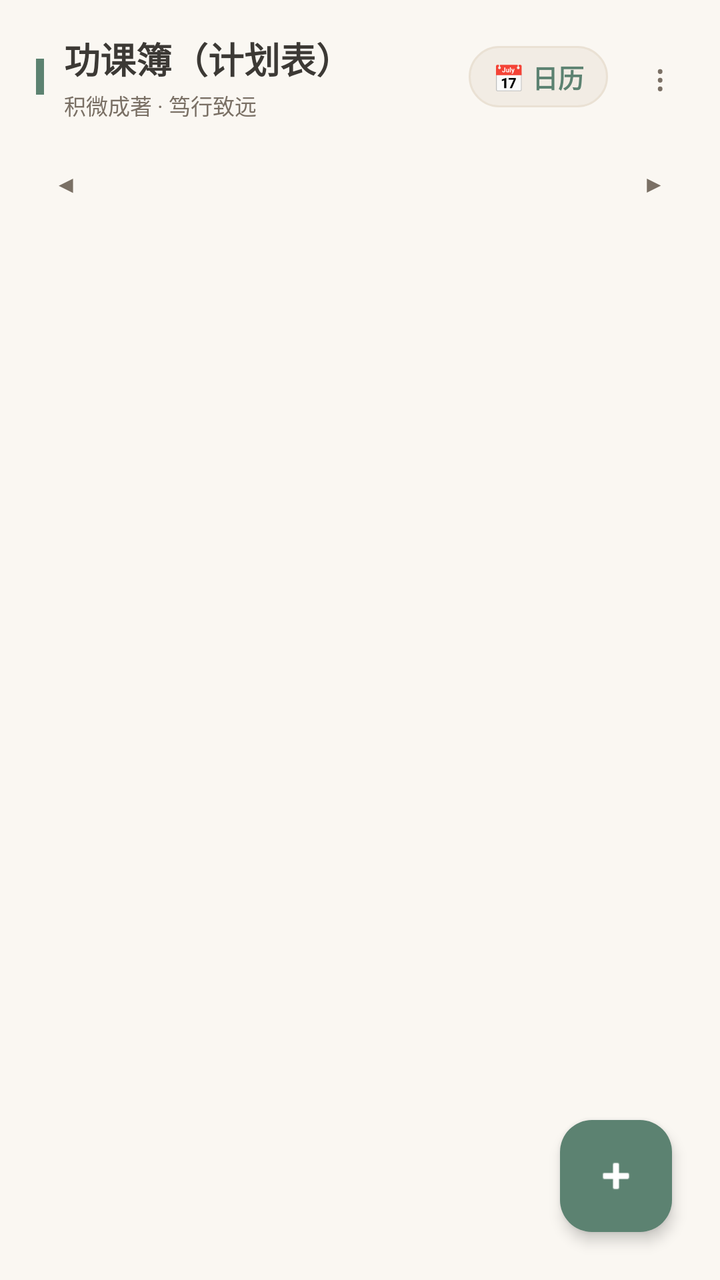
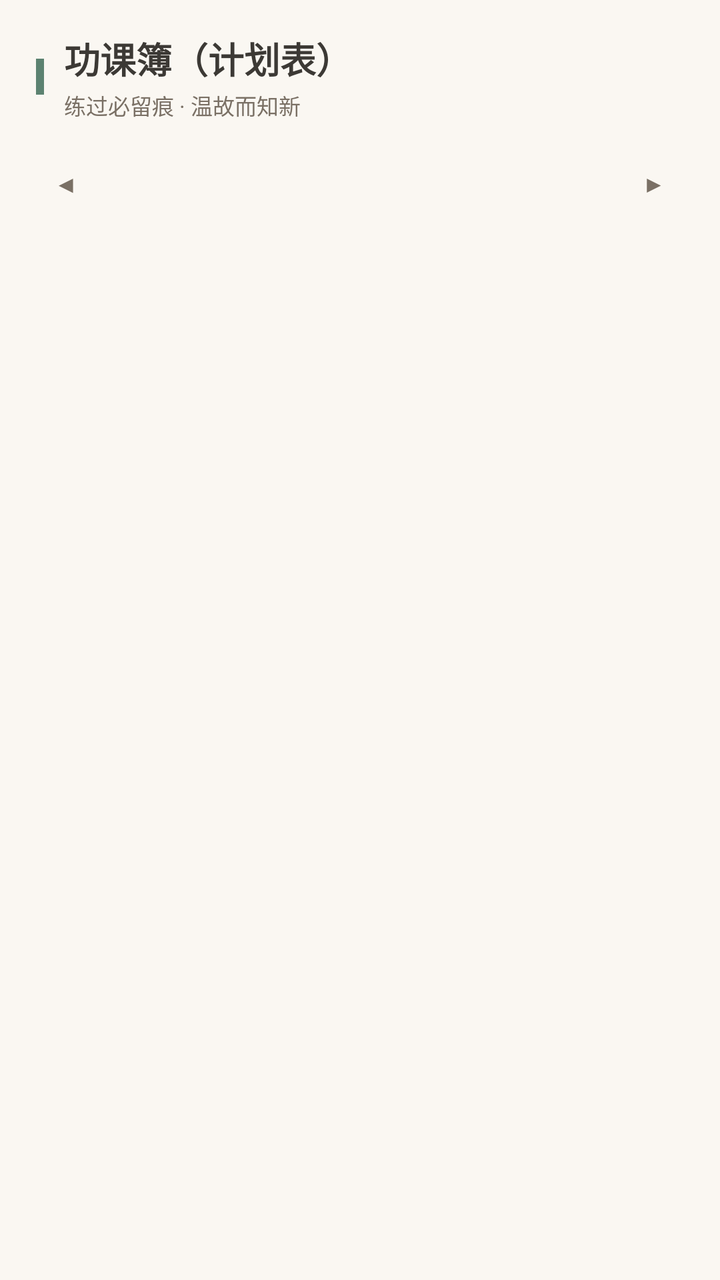

The first picture is an Android layout as it rendered before a commit; the second is the same layout after the commit. The layout source and the unified diff follow.
<!-- AndroidManifest.xml: application theme Theme.AIAssistant -->
<!-- res/layout/fragment_plan.xml -->
<?xml version="1.0" encoding="utf-8"?>
<FrameLayout xmlns:android="http://schemas.android.com/apk/res/android"
    xmlns:app="http://schemas.android.com/apk/res-auto"
    android:layout_width="match_parent"
    android:layout_height="match_parent"
    android:background="@color/background">

    <LinearLayout
        android:layout_width="match_parent"
        android:layout_height="match_parent"
        android:orientation="vertical">

        
        <LinearLayout
            android:layout_width="match_parent"
            android:layout_height="wrap_content"
            android:orientation="horizontal"
            android:gravity="center_vertical"
            android:paddingStart="18dp"
            android:paddingEnd="12dp"
            android:paddingTop="16dp"
            android:paddingBottom="12dp">

            <View
                android:layout_width="4dp"
                android:layout_height="18dp"
                android:background="@color/primary"
                android:layout_marginEnd="10dp" />

            <LinearLayout
                android:layout_width="0dp"
                android:layout_height="wrap_content"
                android:layout_weight="1"
                android:orientation="vertical">

                <TextView
                    android:layout_width="wrap_content"
                    android:layout_height="wrap_content"
                    android:text="功课簿（计划表）"
                    android:textSize="18sp"
                    android:textStyle="bold"
                    android:textColor="@color/text_primary" />

                <TextView
                    android:layout_width="wrap_content"
                    android:layout_height="wrap_content"
                    android:layout_marginTop="2dp"
                    android:text="积微成著 · 笃行致远"
                    android:textSize="11sp"
                    android:textColor="@color/text_secondary" />
            </LinearLayout>

            
            <TextView
                android:id="@+id/btn_view_mode"
                android:layout_width="wrap_content"
                android:layout_height="wrap_content"
                android:text="📅 日历"
                android:textColor="@color/primary"
                android:textSize="13sp"
                android:textStyle="bold"
                android:paddingStart="12dp"
                android:paddingEnd="12dp"
                android:paddingTop="6dp"
                android:paddingBottom="6dp"
                android:background="@drawable/bg_noise_chip"
                android:layout_marginEnd="8dp" />

            
            <TextView
                android:id="@+id/btn_more"
                android:layout_width="36dp"
                android:layout_height="36dp"
                android:text="⋮"
                android:textSize="18sp"
                android:textColor="@color/text_secondary"
                android:gravity="center"
                android:background="?android:attr/selectableItemBackgroundBorderless" />
        </LinearLayout>

        
        <LinearLayout
            android:id="@+id/layout_calendar"
            android:layout_width="match_parent"
            android:layout_height="wrap_content"
            android:orientation="vertical"
            android:paddingStart="14dp"
            android:paddingEnd="14dp"
            android:layout_marginBottom="8dp">

            
            <LinearLayout
                android:layout_width="match_parent"
                android:layout_height="wrap_content"
                android:gravity="center_vertical"
                android:layout_marginBottom="12dp">

                <TextView
                    android:id="@+id/btn_prev_month"
                    android:layout_width="38dp"
                    android:layout_height="38dp"
                    android:text="◀"
                    android:textSize="12sp"
                    android:textColor="@color/text_secondary"
                    android:gravity="center"
                    android:background="?android:attr/selectableItemBackgroundBorderless" />

                <TextView
                    android:id="@+id/tv_month_title"
                    android:layout_width="0dp"
                    android:layout_height="wrap_content"
                    android:layout_weight="1"
                    android:gravity="center"
                    android:textSize="16sp"
                    android:textStyle="bold"
                    android:textColor="@color/text_primary"
                    android:letterSpacing="0.05" />

                <TextView
                    android:id="@+id/btn_next_month"
                    android:layout_width="38dp"
                    android:layout_height="38dp"
                    android:text="▶"
                    android:textSize="12sp"
                    android:textColor="@color/text_secondary"
                    android:gravity="center"
                    android:background="?android:attr/selectableItemBackgroundBorderless" />
            </LinearLayout>

            
            <LinearLayout
                android:id="@+id/layout_week_header"
                android:layout_width="match_parent"
                android:layout_height="wrap_content"
                android:orientation="horizontal"
                android:layout_marginBottom="8dp" />

            
            <androidx.recyclerview.widget.RecyclerView
                android:id="@+id/rv_calendar"
                android:layout_width="match_parent"
                android:layout_height="wrap_content"
                android:overScrollMode="never" />
        </LinearLayout>

        
        <LinearLayout
            android:id="@+id/layout_timeline"
            android:layout_width="match_parent"
            android:layout_height="0dp"
            android:layout_weight="1"
            android:orientation="vertical"
            android:visibility="gone">

            
            <LinearLayout
                android:layout_width="match_parent"
                android:layout_height="wrap_content"
                android:orientation="horizontal"
                android:gravity="center_vertical"
                android:paddingStart="16dp"
                android:paddingEnd="16dp"
                android:paddingTop="8dp"
                android:paddingBottom="12dp">

                <TextView
                    android:id="@+id/filter_all"
                    android:layout_width="wrap_content"
                    android:layout_height="wrap_content"
                    android:text="全部"
                    android:textSize="12sp"
                    android:textColor="@color/white"
                    android:textStyle="bold"
                    android:paddingStart="14dp"
                    android:paddingEnd="14dp"
                    android:paddingTop="5dp"
                    android:paddingBottom="5dp"
                    android:background="@drawable/bg_tag_blue"
                    android:layout_marginEnd="8dp" />

                <TextView
                    android:id="@+id/filter_pending"
                    android:layout_width="wrap_content"
                    android:layout_height="wrap_content"
                    android:text="未完成"
                    android:textSize="12sp"
                    android:textColor="@color/text_secondary"
                    android:paddingStart="14dp"
                    android:paddingEnd="14dp"
                    android:paddingTop="5dp"
                    android:paddingBottom="5dp"
                    android:background="@drawable/bg_default_chip"
                    android:layout_marginEnd="8dp" />

                <TextView
                    android:id="@+id/filter_done"
                    android:layout_width="wrap_content"
                    android:layout_height="wrap_content"
                    android:text="已完成"
                    android:textSize="12sp"
                    android:textColor="@color/text_secondary"
                    android:paddingStart="14dp"
                    android:paddingEnd="14dp"
                    android:paddingTop="5dp"
                    android:paddingBottom="5dp"
                    android:background="@drawable/bg_default_chip" />

                <View
                    android:layout_width="0dp"
                    android:layout_height="0dp"
                    android:layout_weight="1" />

                <TextView
                    android:id="@+id/tv_task_stats"
                    android:layout_width="wrap_content"
                    android:layout_height="wrap_content"
                    android:textSize="12sp"
                    android:textColor="@color/text_tertiary" />
            </LinearLayout>

            
            <androidx.recyclerview.widget.RecyclerView
                android:id="@+id/rv_timeline"
                android:layout_width="match_parent"
                android:layout_height="0dp"
                android:layout_weight="1"
                android:paddingStart="14dp"
                android:paddingEnd="14dp"
                android:clipToPadding="false" />

            
            <TextView
                android:id="@+id/tv_empty"
                android:layout_width="match_parent"
                android:layout_height="match_parent"
                android:gravity="center"
                android:text="暂无任务"
                android:textColor="@color/text_tertiary"
                android:textSize="15sp"
                android:visibility="gone" />
        </LinearLayout>
    </LinearLayout>

    
    <com.google.android.material.floatingactionbutton.FloatingActionButton
        android:id="@+id/fab_add_task"
        android:layout_width="wrap_content"
        android:layout_height="wrap_content"
        android:layout_gravity="end|bottom"
        android:layout_margin="24dp"
        android:src="@android:drawable/ic_input_add"
        android:contentDescription="添加任务"
        app:backgroundTint="@color/primary"
        app:tint="@color/white"
        app:elevation="4dp" />

</FrameLayout>
<!-- resources referenced by this layout -->
<resources>
  <color name="background">#FAF7F2</color>
  <color name="primary">#5C8271</color>
  <color name="text_primary">#3C3935</color>
  <color name="text_secondary">#7A7065</color>
  <color name="text_tertiary">#AFA599</color>
  <color name="white">#FFFFFFFF</color>
  <!-- drawable bg_default_chip (drawable) -->
  <?xml version="1.0" encoding="utf-8"?>
  <shape xmlns:android="http://schemas.android.com/apk/res/android"
      android:shape="rectangle">
      <solid android:color="@color/tag_blue_bg" />
      <corners android:radius="20dp" />
  </shape>
  <!-- drawable bg_noise_chip (drawable) -->
  <?xml version="1.0" encoding="utf-8"?>
  <shape xmlns:android="http://schemas.android.com/apk/res/android"
      android:shape="rectangle">
      <solid android:color="@color/tag_blue_bg" />
      <corners android:radius="20dp" />
      <stroke
          android:width="1dp"
          android:color="@color/border_light" />
  </shape>
  <!-- drawable bg_tag_blue (drawable) -->
  <?xml version="1.0" encoding="utf-8"?>
  <shape xmlns:android="http://schemas.android.com/apk/res/android">
      <solid android:color="@color/tag_blue_bg" />
      <stroke android:width="1dp" android:color="@color/tag_blue_border" />
      <corners android:radius="6dp" />
  </shape>
  <style name="Theme.AIAssistant" parent="Base.Theme.AIAssistant" />
  <color name="tag_blue_bg">#F2ECE4</color>
  <color name="border_light">#EAE1D4</color>
  <color name="tag_blue_border">#D5C4B1</color>
  <style name="Base.Theme.AIAssistant" parent="Theme.Material3.DayNight.NoActionBar">
          
          <item name="android:statusBarColor">@android:color/transparent</item>
          <item name="android:navigationBarColor">@color/background</item>
          <item name="android:windowDrawsSystemBarBackgrounds">true</item>
          
          <item name="colorPrimary">@color/primary</item>
          <item name="colorSecondary">@color/primary_light</item>
          <item name="android:windowBackground">@color/background</item>
      </style>
  <color name="primary_light">#88A798</color>
</resources>

<!-- the commit's change to res/layout/fragment_plan.xml (unified diff, before → after) -->
@@ -1,78 +1,95 @@
 <?xml version="1.0" encoding="utf-8"?>
-<FrameLayout xmlns:android="http://schemas.android.com/apk/res/android"
-    xmlns:app="http://schemas.android.com/apk/res-auto"
+<LinearLayout xmlns:android="http://schemas.android.com/apk/res/android"
     android:layout_width="match_parent"
     android:layout_height="match_parent"
+    android:orientation="vertical"
     android:background="@color/background">
 
+    
     <LinearLayout
         android:layout_width="match_parent"
-        android:layout_height="match_parent"
-        android:orientation="vertical">
+        android:layout_height="wrap_content"
+        android:orientation="horizontal"
+        android:gravity="center_vertical"
+        android:paddingStart="18dp"
+        android:paddingEnd="12dp"
+        android:paddingTop="16dp"
+        android:paddingBottom="12dp">
+
+        <View
+            android:layout_width="4dp"
+            android:layout_height="18dp"
+            android:background="@color/primary"
+            android:layout_marginEnd="10dp" />
+
+        <LinearLayout
+            android:layout_width="0dp"
+            android:layout_height="wrap_content"
+            android:layout_weight="1"
+            android:orientation="vertical">
+
+            <TextView
+                android:layout_width="wrap_content"
+                android:layout_height="wrap_content"
+                android:text="功课簿（计划表）"
+                android:textSize="18sp"
+                android:textStyle="bold"
+                android:textColor="@color/text_primary" />
+
+            <TextView
+                android:layout_width="wrap_content"
+                android:layout_height="wrap_content"
+                android:layout_marginTop="2dp"
+                android:text="练过必留痕 · 温故而知新"
+                android:textSize="11sp"
+                android:textColor="@color/text_secondary" />
+        </LinearLayout>
+    </LinearLayout>
+
+    
+    <LinearLayout
+        android:id="@+id/layout_calendar"
+        android:layout_width="match_parent"
+        android:layout_height="wrap_content"
+        android:orientation="vertical"
+        android:paddingStart="14dp"
+        android:paddingEnd="14dp"
+        android:layout_marginBottom="8dp">
 
         
         <LinearLayout
             android:layout_width="match_parent"
             android:layout_height="wrap_content"
-            android:orientation="horizontal"
             android:gravity="center_vertical"
-            android:paddingStart="18dp"
-            android:paddingEnd="12dp"
-            android:paddingTop="16dp"
-            android:paddingBottom="12dp">
+            android:layout_marginBottom="12dp">
 
-            <View
-                android:layout_width="4dp"
-                android:layout_height="18dp"
-                android:background="@color/primary"
-                android:layout_marginEnd="10dp" />
+            <TextView
+                android:id="@+id/btn_prev_month"
+                android:layout_width="38dp"
+                android:layout_height="38dp"
+                android:text="◀"
+                android:textSize="12sp"
+                android:textColor="@color/text_secondary"
+                android:gravity="center"
+                android:background="?android:attr/selectableItemBackgroundBorderless" />
 
-            <LinearLayout
+            <TextView
+                android:id="@+id/tv_month_title"
                 android:layout_width="0dp"
                 android:layout_height="wrap_content"
                 android:layout_weight="1"
-                android:orientation="vertical">
+                android:gravity="center"
+                android:textSize="16sp"
+                android:textStyle="bold"
+                android:textColor="@color/text_primary"
+                android:letterSpacing="0.05" />
 
-                <TextView
-                    android:layout_width="wrap_content"
-                    android:layout_height="wrap_content"
-                    android:text="功课簿（计划表）"
-                    android:textSize="18sp"
-                    android:textStyle="bold"
-                    android:textColor="@color/text_primary" />
-
-                <TextView
-                    android:layout_width="wrap_content"
-                    android:layout_height="wrap_content"
-                    android:layout_marginTop="2dp"
-                    android:text="积微成著 · 笃行致远"
-                    android:textSize="11sp"
-                    android:textColor="@color/text_secondary" />
-            </LinearLayout>
-
-            
             <TextView
-                android:id="@+id/btn_view_mode"
-                android:layout_width="wrap_content"
-                android:layout_height="wrap_content"
-                android:text="📅 日历"
-                android:textColor="@color/primary"
-                android:textSize="13sp"
-                android:textStyle="bold"
-                android:paddingStart="12dp"
-                android:paddingEnd="12dp"
-                android:paddingTop="6dp"
-                android:paddingBottom="6dp"
-                android:background="@drawable/bg_noise_chip"
-                android:layout_marginEnd="8dp" />
-
-            
-            <TextView
-                android:id="@+id/btn_more"
-                android:layout_width="36dp"
-                android:layout_height="36dp"
-                android:text="⋮"
-                android:textSize="18sp"
+                android:id="@+id/btn_next_month"
+                android:layout_width="38dp"
+                android:layout_height="38dp"
+                android:text="▶"
+                android:textSize="12sp"
                 android:textColor="@color/text_secondary"
                 android:gravity="center"
                 android:background="?android:attr/selectableItemBackgroundBorderless" />
@@ -80,178 +97,61 @@
 
         
         <LinearLayout
-            android:id="@+id/layout_calendar"
+            android:id="@+id/layout_week_header"
             android:layout_width="match_parent"
             android:layout_height="wrap_content"
-            android:orientation="vertical"
-            android:paddingStart="14dp"
-            android:paddingEnd="14dp"
-            android:layout_marginBottom="8dp">
-
-            
-            <LinearLayout
-                android:layout_width="match_parent"
-                android:layout_height="wrap_content"
-                android:gravity="center_vertical"
-                android:layout_marginBottom="12dp">
-
-                <TextView
-                    android:id="@+id/btn_prev_month"
-                    android:layout_width="38dp"
-                    android:layout_height="38dp"
-                    android:text="◀"
-                    android:textSize="12sp"
-                    android:textColor="@color/text_secondary"
-                    android:gravity="center"
-                    android:background="?android:attr/selectableItemBackgroundBorderless" />
-
-                <TextView
-                    android:id="@+id/tv_month_title"
-                    android:layout_width="0dp"
-                    android:layout_height="wrap_content"
-                    android:layout_weight="1"
-                    android:gravity="center"
-                    android:textSize="16sp"
-                    android:textStyle="bold"
-                    android:textColor="@color/text_primary"
-                    android:letterSpacing="0.05" />
-
-                <TextView
-                    android:id="@+id/btn_next_month"
-                    android:layout_width="38dp"
-                    android:layout_height="38dp"
-                    android:text="▶"
-                    android:textSize="12sp"
-                    android:textColor="@color/text_secondary"
-                    android:gravity="center"
-                    android:background="?android:attr/selectableItemBackgroundBorderless" />
-            </LinearLayout>
-
-            
-            <LinearLayout
-                android:id="@+id/layout_week_header"
-                android:layout_width="match_parent"
-                android:layout_height="wrap_content"
-                android:orientation="horizontal"
-                android:layout_marginBottom="8dp" />
-
-            
-            <androidx.recyclerview.widget.RecyclerView
-                android:id="@+id/rv_calendar"
-                android:layout_width="match_parent"
-                android:layout_height="wrap_content"
-                android:overScrollMode="never" />
-        </LinearLayout>
+            android:orientation="horizontal"
+            android:layout_marginBottom="8dp" />
 
         
-        <LinearLayout
-            android:id="@+id/layout_timeline"
+        <androidx.recyclerview.widget.RecyclerView
+            android:id="@+id/rv_calendar"
+            android:layout_width="match_parent"
+            android:layout_height="wrap_content"
+            android:overScrollMode="never" />
+    </LinearLayout>
+
+    
+    <LinearLayout
+        android:layout_width="match_parent"
+        android:layout_height="0dp"
+        android:layout_weight="1"
+        android:orientation="vertical">
+
+        <TextView
+            android:id="@+id/tv_history_title"
+            android:layout_width="wrap_content"
+            android:layout_height="wrap_content"
+            android:paddingStart="18dp"
+            android:paddingEnd="14dp"
+            android:textSize="13sp"
+            android:textStyle="bold"
+            android:textColor="@color/text_secondary" />
+
+        <FrameLayout
             android:layout_width="match_parent"
             android:layout_height="0dp"
-            android:layout_weight="1"
-            android:orientation="vertical"
-            android:visibility="gone">
+            android:layout_weight="1">
 
-            
-            <LinearLayout
+            <androidx.recyclerview.widget.RecyclerView
+                android:id="@+id/rv_history"
                 android:layout_width="match_parent"
-                android:layout_height="wrap_content"
-                android:orientation="horizontal"
-                android:gravity="center_vertical"
-                android:paddingStart="16dp"
-                android:paddingEnd="16dp"
-                android:paddingTop="8dp"
-                android:paddingBottom="12dp">
-
-                <TextView
-                    android:id="@+id/filter_all"
-                    android:layout_width="wrap_content"
-                    android:layout_height="wrap_content"
-                    android:text="全部"
-                    android:textSize="12sp"
-                    android:textColor="@color/white"
-                    android:textStyle="bold"
-                    android:paddingStart="14dp"
-                    android:paddingEnd="14dp"
-                    android:paddingTop="5dp"
-                    android:paddingBottom="5dp"
-                    android:background="@drawable/bg_tag_blue"
-                    android:layout_marginEnd="8dp" />
-
-                <TextView
-                    android:id="@+id/filter_pending"
-                    android:layout_width="wrap_content"
-                    android:layout_height="wrap_content"
-                    android:text="未完成"
-                    android:textSize="12sp"
-                    android:textColor="@color/text_secondary"
-                    android:paddingStart="14dp"
-                    android:paddingEnd="14dp"
-                    android:paddingTop="5dp"
-                    android:paddingBottom="5dp"
-                    android:background="@drawable/bg_default_chip"
-                    android:layout_marginEnd="8dp" />
-
-                <TextView
-                    android:id="@+id/filter_done"
-                    android:layout_width="wrap_content"
-                    android:layout_height="wrap_content"
-                    android:text="已完成"
-                    android:textSize="12sp"
-                    android:textColor="@color/text_secondary"
-                    android:paddingStart="14dp"
-                    android:paddingEnd="14dp"
-                    android:paddingTop="5dp"
-                    android:paddingBottom="5dp"
-                    android:background="@drawable/bg_default_chip" />
-
-                <View
-                    android:layout_width="0dp"
-                    android:layout_height="0dp"
-                    android:layout_weight="1" />
-
-                <TextView
-                    android:id="@+id/tv_task_stats"
-                    android:layout_width="wrap_content"
-                    android:layout_height="wrap_content"
-                    android:textSize="12sp"
-                    android:textColor="@color/text_tertiary" />
-            </LinearLayout>
-
-            
-            <androidx.recyclerview.widget.RecyclerView
-                android:id="@+id/rv_timeline"
-                android:layout_width="match_parent"
-                android:layout_height="0dp"
-                android:layout_weight="1"
+                android:layout_height="match_parent"
                 android:paddingStart="14dp"
                 android:paddingEnd="14dp"
+                android:paddingBottom="10dp"
                 android:clipToPadding="false" />
 
-            
             <TextView
                 android:id="@+id/tv_empty"
-                android:layout_width="match_parent"
-                android:layout_height="match_parent"
-                android:gravity="center"
-                android:text="暂无任务"
+                android:layout_width="wrap_content"
+                android:layout_height="wrap_content"
+                android:layout_gravity="center"
+                android:text="该日没有训练记录"
                 android:textColor="@color/text_tertiary"
                 android:textSize="15sp"
                 android:visibility="gone" />
-        </LinearLayout>
+        </FrameLayout>
     </LinearLayout>
 
-    
-    <com.google.android.material.floatingactionbutton.FloatingActionButton
-        android:id="@+id/fab_add_task"
-        android:layout_width="wrap_content"
-        android:layout_height="wrap_content"
-        android:layout_gravity="end|bottom"
-        android:layout_margin="24dp"
-        android:src="@android:drawable/ic_input_add"
-        android:contentDescription="添加任务"
-        app:backgroundTint="@color/primary"
-        app:tint="@color/white"
-        app:elevation="4dp" />
-
-</FrameLayout>
+</LinearLayout>
<!-- resource entries referenced after the edit -->
@@ -5,35 +5,7 @@
   <color name="text_primary">#3C3935</color>
   <color name="text_secondary">#7A7065</color>
   <color name="text_tertiary">#AFA599</color>
-  <color name="white">#FFFFFFFF</color>
-  <!-- drawable bg_default_chip (drawable) -->
-  <?xml version="1.0" encoding="utf-8"?>
-  <shape xmlns:android="http://schemas.android.com/apk/res/android"
-      android:shape="rectangle">
-      <solid android:color="@color/tag_blue_bg" />
-      <corners android:radius="20dp" />
-  </shape>
-  <!-- drawable bg_noise_chip (drawable) -->
-  <?xml version="1.0" encoding="utf-8"?>
-  <shape xmlns:android="http://schemas.android.com/apk/res/android"
-      android:shape="rectangle">
-      <solid android:color="@color/tag_blue_bg" />
-      <corners android:radius="20dp" />
-      <stroke
-          android:width="1dp"
-          android:color="@color/border_light" />
-  </shape>
-  <!-- drawable bg_tag_blue (drawable) -->
-  <?xml version="1.0" encoding="utf-8"?>
-  <shape xmlns:android="http://schemas.android.com/apk/res/android">
-      <solid android:color="@color/tag_blue_bg" />
-      <stroke android:width="1dp" android:color="@color/tag_blue_border" />
-      <corners android:radius="6dp" />
-  </shape>
   <style name="Theme.AIAssistant" parent="Base.Theme.AIAssistant" />
-  <color name="tag_blue_bg">#F2ECE4</color>
-  <color name="border_light">#EAE1D4</color>
-  <color name="tag_blue_border">#D5C4B1</color>
   <style name="Base.Theme.AIAssistant" parent="Theme.Material3.DayNight.NoActionBar">
           
           <item name="android:statusBarColor">@android:color/transparent</item>
